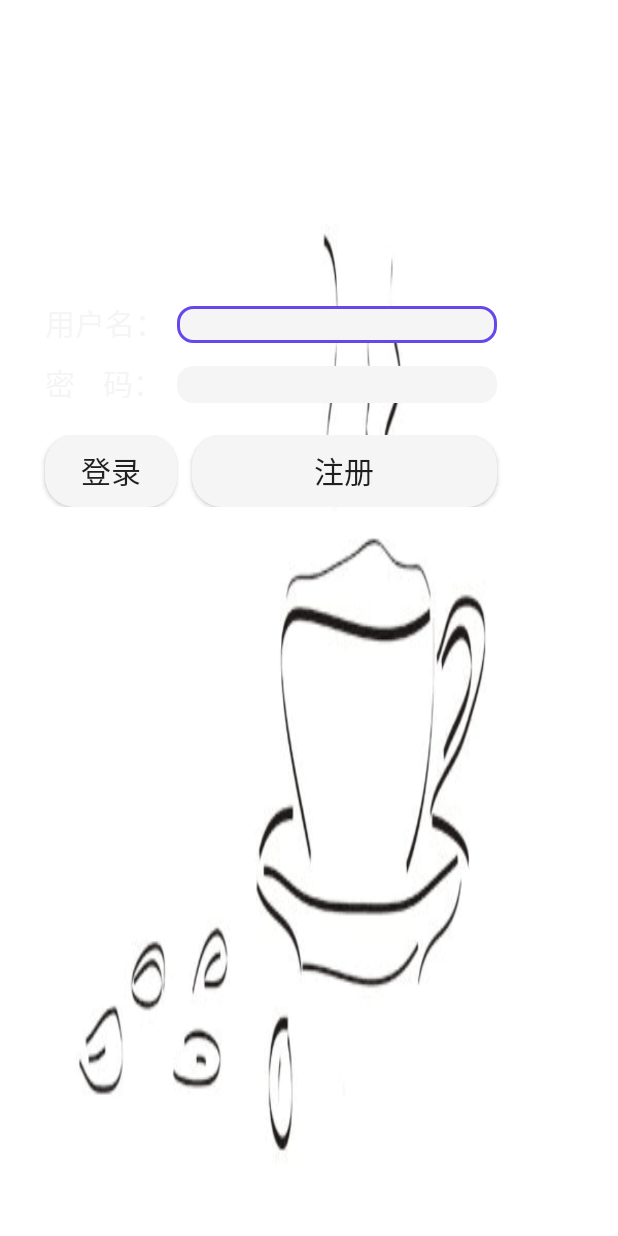
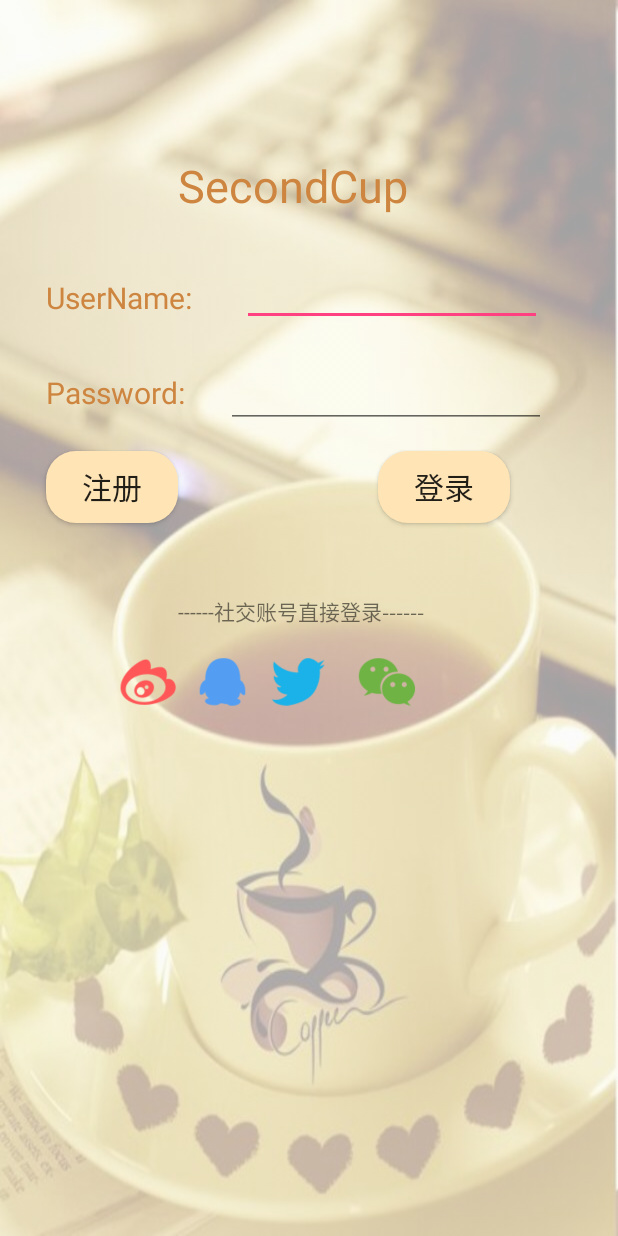
Before and after one commit to Starrier/Coffee, an Android app: the LoginActivity screen opened directly, with no data from a screen before it, on a phone screen of 412 x 824 dp. Run offline under Robolectric (Android 15) with nearby library versions, the light colour scheme and no system bars.

Commit message:
optimize Login and Register

```diff
--- a/app/src/main/java/org/starrier/coffee/Login/LoginActivity.java
+++ b/app/src/main/java/org/starrier/coffee/Login/LoginActivity.java
@@ -31,6 +31,7 @@ import android.widget.ArrayAdapter;
 import android.widget.AutoCompleteTextView;
 import android.widget.Button;
 import android.widget.EditText;
+import android.widget.LinearLayout;
 import android.widget.TextView;
 import android.widget.Toast;
 
@@ -57,6 +58,7 @@ public class LoginActivity  extends Activity implements View.OnClickListener{
     private String qurySql="select * from userInfo";
     private String userName1;
     private String password1;
+    private LinearLayout loginBack;
 
     @Override
     protected void onCreate(Bundle savedInstanceState) {
@@ -64,6 +66,9 @@ public class LoginActivity  extends Activity implements View.OnClickListener{
         super.onCreate(savedInstanceState);
         requestWindowFeature(Window.FEATURE_NO_TITLE);
         setContentView(R.layout.activity_login);
+
+        loginBack=(LinearLayout)findViewById(R.id.Login_background);
+        loginBack.getBackground().setAlpha(90);
         userName=(EditText)findViewById(R.id.editText);
         password=(EditText)findViewById(R.id.editText3);
         loadButton = (Button) findViewById(R.id.button);
--- a/app/src/main/res/drawable/button_click.xml
+++ b/app/src/main/res/drawable/button_click.xml
@@ -1,5 +1,5 @@
 <?xml version="1.0" encoding="utf-8"?>
 <shape xmlns:android="http://schemas.android.com/apk/res/android">
-    <solid android:color="#6647eb"/>
+    <solid android:color="#792e40"/>
     <corners android:radius="20dp"/>
 </shape>
--- a/app/src/main/res/drawable/button_normal.xml
+++ b/app/src/main/res/drawable/button_normal.xml
@@ -1,5 +1,5 @@
 <?xml version="1.0" encoding="utf-8"?>
 <shape xmlns:android="http://schemas.android.com/apk/res/android">
-    <solid android:color="#f5f5f5"/>
+    <solid android:color="#ffe4b5"/>
     <corners android:radius="20dp"/>
 </shape>
--- a/app/src/main/res/layout/activity_login.xml
+++ b/app/src/main/res/layout/activity_login.xml
@@ -1,90 +1,181 @@
 <?xml version="1.0" encoding="utf-8"?>
 <LinearLayout
     xmlns:android="http://schemas.android.com/apk/res/android"
-    android:background="@drawable/background"
+    xmlns:app="http://schemas.android.com/apk/res-auto"
+    android:background="@drawable/loginback"
     android:layout_width="match_parent"
     android:layout_height="match_parent"
+    android:id="@+id/Login_background"
     android:orientation="vertical"
     >
-    <TableLayout
+
+    <RelativeLayout
 
         android:layout_width="match_parent"
-        android:layout_marginTop="200dp"
-        android:layout_height="match_parent">
-        <TableRow
+        android:layout_height="528dp"
+        android:layout_marginLeft="15dp"
+        android:layout_marginRight="15dp"
+        android:layout_marginTop="30dp">
+
+        <RelativeLayout
             android:layout_width="match_parent"
-            android:layout_height="wrap_content">
+            android:layout_height="wrap_content"
+            android:layout_marginLeft="15dp"
+            android:layout_marginRight="15dp"
+            android:layout_marginTop="150dp"
+            android:id="@+id/relativeLayout4">
+
 
             <TextView
+
+                android:id="@+id/textView"
                 android:layout_width="wrap_content"
                 android:layout_height="wrap_content"
+                android:layout_alignParentStart="true"
+                android:layout_centerVertical="true"
                 android:text="@string/username"
-                android:textSize="20dp"
-                android:layout_marginLeft="30dp"
-                android:textColor="#F5F5F5"
-                android:id="@+id/textView" />
+                android:textColor="#CD853F"
+                android:textSize="20dp" />
 
             <EditText
+                android:id="@+id/editText"
                 android:layout_width="200dp"
                 android:layout_height="wrap_content"
-                android:background="@drawable/edit_selector"
+                android:layout_alignBaseline="@+id/textView"
+                android:layout_alignBottom="@+id/textView"
+                android:layout_alignParentEnd="true"
+                android:layout_marginEnd="20dp"
                 android:cursorVisible="false"
-                android:singleLine="true"
+                android:gravity="center_horizontal"
+                android:singleLine="true" />
+
+        </RelativeLayout>
+
+        <RelativeLayout
+            android:id="@+id/relativeLayout"
+            android:layout_width="match_parent"
+            android:layout_height="wrap_content"
+            android:layout_marginLeft="15dp"
+            android:layout_marginRight="15dp"
+            android:layout_marginTop="210dp">
+
+            <EditText
+                android:id="@+id/editText3"
+                android:layout_width="wrap_content"
+                android:layout_height="wrap_content"
+                android:layout_alignParentEnd="true"
+                android:layout_alignParentTop="true"
+                android:layout_marginEnd="17dp"
+                android:cursorVisible="false"
+                android:ems="10"
                 android:gravity="center"
-                android:layout_marginRight="30dp"
-                android:id="@+id/editText" />
+                android:inputType="textPassword"
+                android:singleLine="true" />
 
-        </TableRow>
-        <TableRow android:layout_marginTop="10dp"
+        </RelativeLayout>
+
+        <RelativeLayout
             android:layout_width="match_parent"
-            android:layout_height="wrap_content">
+            android:layout_height="wrap_content"
+            android:layout_marginTop="250dp"
+            android:id="@+id/relativeLayout2">
+
+        </RelativeLayout>
+
+        <RelativeLayout
+            android:layout_width="match_parent"
+            android:layout_height="wrap_content"
+            android:id="@+id/relativeLayout5">
+
+        </RelativeLayout>
 
         <TextView
+            android:id="@+id/textView2"
             android:layout_width="wrap_content"
             android:layout_height="wrap_content"
-                android:textSize="20dp"
-                android:layout_marginLeft="30dp"
-                android:textColor="#F5F5F5"
+            android:layout_alignBaseline="@+id/relativeLayout"
+            android:layout_alignBottom="@+id/relativeLayout"
+            android:layout_alignStart="@+id/relativeLayout"
             android:text="@string/password"
-                android:id="@+id/textView2" />
+            android:textColor="#CD853F"
+            android:textSize="20dp" />
 
-            <EditText
+        <Button
+            android:id="@+id/button"
             android:layout_width="wrap_content"
             android:layout_height="wrap_content"
-                android:inputType="textPassword"
-                android:background="@drawable/edit_selector"
-                android:ems="10"
-                android:gravity="center"
-                android:singleLine="true"
-                android:cursorVisible="false"
-                android:layout_marginRight="30dp"
-                android:id="@+id/editText3" />
-
-        </TableRow>
-        <TableRow android:layout_marginTop="20dp"
-            android:layout_width="match_parent"
-            android:layout_height="wrap_content">
+            android:layout_alignEnd="@+id/relativeLayout"
+            android:layout_below="@+id/relativeLayout"
+            android:layout_marginEnd="41dp"
+            android:layout_marginTop="15dp"
+            android:background="@drawable/button_selector"
+            android:text="@string/login"
+            android:textSize="20dp" />
 
         <Button
+            android:id="@+id/button2"
             android:layout_width="wrap_content"
             android:layout_height="wrap_content"
-                android:text="登录"
-                android:textSize="20dp"
+            android:layout_alignBaseline="@+id/button"
+            android:layout_alignBottom="@+id/button"
+            android:layout_alignStart="@+id/relativeLayout"
             android:background="@drawable/button_selector"
-                android:layout_marginLeft="30dp"
-                android:id="@+id/button" />
+            android:text="注册"
+            android:textSize="20dp" />
 
-            <Button
+        <TextView
+            android:id="@+id/textView4"
             android:layout_width="wrap_content"
             android:layout_height="wrap_content"
-                android:text="注册"
-                android:textSize="20dp"
-                android:layout_marginLeft="10dp"
-                android:background="@drawable/button_selector"
-                android:layout_marginRight="30dp"
-                android:id="@+id/button2" />
-        </TableRow>
+            android:layout_below="@+id/relativeLayout5"
+            android:layout_marginTop="73dp"
+            android:layout_toEndOf="@+id/button2"
+            android:gravity="center"
+            android:text="SecondCup"
+            android:textColor="#CD853F"
+            android:textSize="30dp" />
 
+        <TextView
+            android:id="@+id/textView5"
+            android:layout_width="wrap_content"
+            android:layout_height="wrap_content"
+            android:layout_below="@+id/button"
+            android:layout_marginTop="48dp"
+            android:layout_toEndOf="@+id/button2"
+            android:text="------社交账号直接登录------" />
 
-    </TableLayout>
+        <ImageView
+            android:id="@+id/imageView5"
+            android:layout_width="50dp"
+            android:layout_height="50dp"
+            android:layout_alignEnd="@+id/textView2"
+            android:layout_below="@+id/textView5"
+            android:layout_marginTop="11dp"
+            android:background= "@drawable/weibo" />
+
+        <ImageView
+            android:id="@+id/imageView7"
+            android:layout_width="50dp"
+            android:layout_height="50dp"
+            android:layout_alignTop="@+id/imageView5"
+            android:layout_toEndOf="@+id/imageView5"
+            android:background= "@drawable/qq" />
+
+        <ImageView
+            android:id="@+id/imageView8"
+            android:layout_width="50dp"
+            android:layout_height="50dp"
+            android:layout_alignTop="@+id/imageView7"
+            android:layout_toEndOf="@+id/imageView7"
+            android:background= "@drawable/twitter" />
+
+        <ImageView
+            android:id="@+id/imageView10"
+            android:layout_width="50dp"
+            android:layout_height="50dp"
+            android:layout_alignEnd="@+id/textView5"
+            android:layout_alignTop="@+id/imageView8"
+            android:background= "@drawable/weixin" />
+
+    </RelativeLayout>
 </LinearLayout>
--- a/app/src/main/res/values/strings.xml
+++ b/app/src/main/res/values/strings.xml
@@ -72,12 +72,13 @@
 
 
     <!-- Login Register Start-->
-    <string name="password">密&#160;&#160;&#160;&#160;码：</string>
-    <string name="username">用户名：</string>
-    <string name="reg_user">用&#160;户&#160;名：</string>
-    <string name="reg_password">输入密码:</string>
-    <string name="reg_pwd_again">确认密码：</string>
-    <string name="register">注&#160;&#160;册</string>
+    <string name="password">Password:</string>
+    <string name="username">UserName:</string>
+    <string name="reg_user">UserName</string>
+    <string name="reg_password">Password:</string>
+    <string name="reg_pwd_again">Confirm：</string>
+    <string name="register">注册</string>
+    <string name="login">&#160;&#160;&#160;登录&#160;&#160;&#160;</string>
     <!-- Login Register End -->
 
 
```
Also changed, not shown: app/src/main/java/org/starrier/coffee/Login/registerActivity.java (+9 -1 lines), app/src/main/res/layout/activity_register.xml (+61 -42 lines), app/src/main/res/drawable/loginback.jpg (added), app/src/main/res/drawable/qq.png (added), app/src/main/res/drawable/register.jpg (added), app/src/main/res/drawable/twitter.png (added), app/src/main/res/drawable/weibo.png (added), app/src/main/res/drawable/weixin.png (added). Lines whose indentation alone changed are shown as unchanged.
